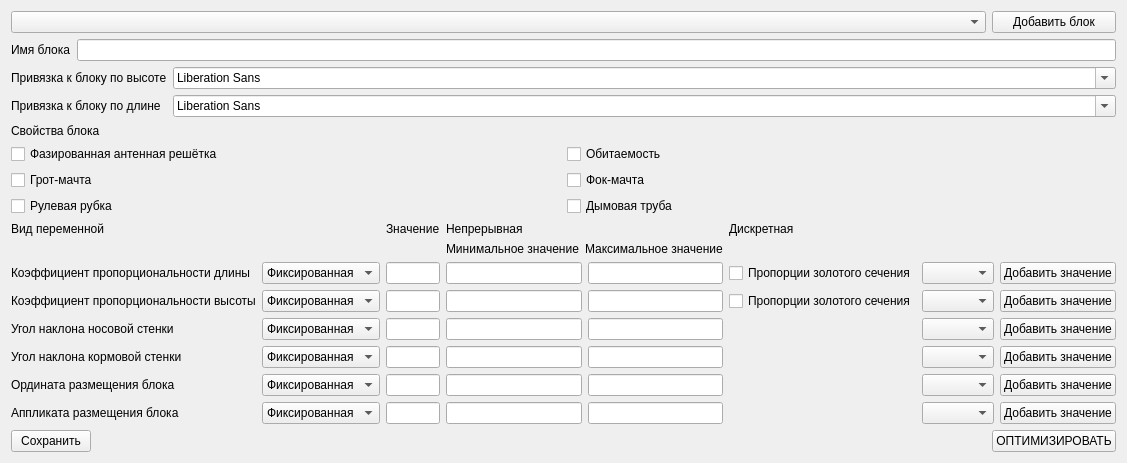
Qt form gui_for_create_secad/enteringblocks.ui (baseoleph/secad) before a commit.
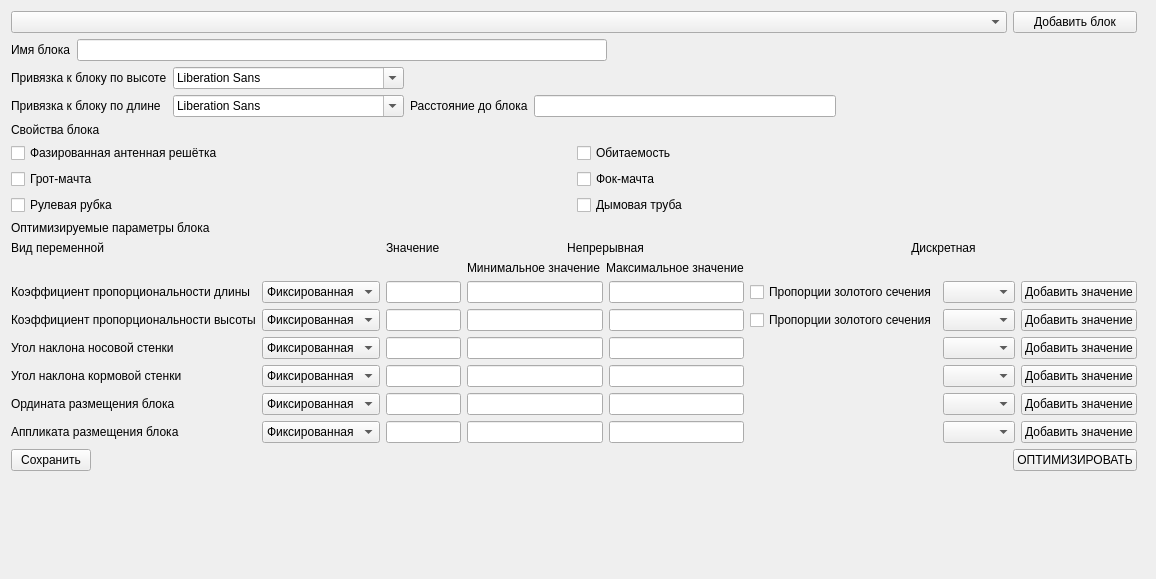
The same form after that commit.

The edit to the form file:
```diff
--- a/gui_for_create_secad/enteringblocks.ui
+++ b/gui_for_create_secad/enteringblocks.ui
@@ -6,16 +6,97 @@
    <rect>
     <x>0</x>
     <y>0</y>
-    <width>1110</width>
-    <height>463</height>
+    <width>1156</width>
+    <height>579</height>
    </rect>
   </property>
   <property name="windowTitle">
    <string>Form</string>
   </property>
   <layout class="QGridLayout" name="gridLayout">
+   <item row="8" column="1">
+    <spacer name="verticalSpacer">
+     <property name="orientation">
+      <enum>Qt::Vertical</enum>
+     </property>
+     <property name="sizeHint" stdset="0">
+      <size>
+       <width>20</width>
+       <height>40</height>
+      </size>
+     </property>
+    </spacer>
+   </item>
+   <item row="7" column="1">
+    <spacer name="horizontalSpacer">
+     <property name="orientation">
+      <enum>Qt::Horizontal</enum>
+     </property>
+     <property name="sizeHint" stdset="0">
+      <size>
+       <width>40</width>
+       <height>20</height>
+      </size>
+     </property>
+    </spacer>
+   </item>
+   <item row="0" column="3">
+    <spacer name="horizontalSpacer_3">
+     <property name="orientation">
+      <enum>Qt::Horizontal</enum>
+     </property>
+     <property name="sizeHint" stdset="0">
+      <size>
+       <width>40</width>
+       <height>20</height>
+      </size>
+     </property>
+    </spacer>
+   </item>
+   <item row="7" column="2">
+    <widget class="QPushButton" name="pushButton_2">
+     <property name="sizePolicy">
+      <sizepolicy hsizetype="Minimum" vsizetype="Fixed">
+       <horstretch>0</horstretch>
+       <verstretch>0</verstretch>
+      </sizepolicy>
+     </property>
+     <property name="text">
+      <string>ОПТИМИЗИРОВАТЬ</string>
+     </property>
+     <property name="checkable">
+      <bool>false</bool>
+     </property>
+    </widget>
+   </item>
+   <item row="0" column="2">
+    <widget class="QPushButton" name="pushButton">
+     <property name="sizePolicy">
+      <sizepolicy hsizetype="Preferred" vsizetype="Fixed">
+       <horstretch>0</horstretch>
+       <verstretch>0</verstretch>
+      </sizepolicy>
+     </property>
+     <property name="text">
+      <string>Добавить блок</string>
+     </property>
+    </widget>
+   </item>
+   <item row="0" column="0" colspan="2">
+    <widget class="QComboBox" name="comboBox_13">
+     <property name="sizePolicy">
+      <sizepolicy hsizetype="Preferred" vsizetype="Preferred">
+       <horstretch>0</horstretch>
+       <verstretch>0</verstretch>
+      </sizepolicy>
+     </property>
+    </widget>
+   </item>
    <item row="2" column="0" colspan="3">
-    <layout class="QFormLayout" name="formLayout_2">
+    <layout class="QGridLayout" name="gridLayout_4">
+     <item row="1" column="1">
+      <widget class="QFontComboBox" name="fontComboBox_3"/>
+     </item>
      <item row="0" column="0">
       <widget class="QLabel" name="label_9">
        <property name="text">
@@ -23,22 +104,42 @@
        </property>
       </widget>
      </item>
-     <item row="1" column="0">
-      <widget class="QLabel" name="label_10">
+     <item row="1" column="2">
+      <widget class="QLabel" name="label_15">
        <property name="text">
-        <string>Привязка к блоку по длине</string>
+        <string>Расстояние до блока</string>
        </property>
       </widget>
      </item>
      <item row="0" column="1">
       <widget class="QFontComboBox" name="fontComboBox_2"/>
      </item>
-     <item row="1" column="1">
-      <widget class="QFontComboBox" name="fontComboBox_3"/>
+     <item row="1" column="0">
+      <widget class="QLabel" name="label_10">
+       <property name="text">
+        <string>Привязка к блоку по длине</string>
+       </property>
+      </widget>
+     </item>
+     <item row="1" column="3">
+      <widget class="QLineEdit" name="lineEdit_20"/>
+     </item>
+     <item row="1" column="4">
+      <spacer name="horizontalSpacer_2">
+       <property name="orientation">
+        <enum>Qt::Horizontal</enum>
+       </property>
+       <property name="sizeHint" stdset="0">
+        <size>
+         <width>40</width>
+         <height>20</height>
+        </size>
+       </property>
+      </spacer>
      </item>
     </layout>
    </item>
-   <item row="4" column="0" colspan="3">
+   <item row="6" column="0" colspan="3">
     <layout class="QGridLayout" name="gridLayout_5">
      <item row="4" column="0">
       <layout class="QGridLayout" name="gridLayout_3">
@@ -205,6 +306,9 @@
        <property name="text">
         <string>Дискретная</string>
        </property>
+       <property name="alignment">
+        <set>Qt::AlignCenter</set>
+       </property>
       </widget>
      </item>
      <item row="1" column="0">
@@ -288,6 +392,12 @@
        <property name="text">
         <string>Непрерывная</string>
        </property>
+       <property name="scaledContents">
+        <bool>false</bool>
+       </property>
+       <property name="alignment">
+        <set>Qt::AlignCenter</set>
+       </property>
       </widget>
      </item>
      <item row="4" column="3">
@@ -395,20 +505,20 @@
      </item>
     </layout>
    </item>
-   <item row="0" column="2">
-    <widget class="QPushButton" name="pushButton">
+   <item row="7" column="0">
+    <widget class="QPushButton" name="pushButton_9">
      <property name="sizePolicy">
-      <sizepolicy hsizetype="Preferred" vsizetype="Fixed">
+      <sizepolicy hsizetype="Fixed" vsizetype="Fixed">
        <horstretch>0</horstretch>
        <verstretch>0</verstretch>
       </sizepolicy>
      </property>
      <property name="text">
-      <string>Добавить блок</string>
+      <string>Сохранить</string>
      </property>
     </widget>
    </item>
-   <item row="3" column="0" colspan="3">
+   <item row="4" column="0" colspan="3">
     <layout class="QGridLayout" name="gridLayout_2">
      <item row="1" column="1">
       <widget class="QCheckBox" name="checkBox">
@@ -431,13 +541,6 @@
        </property>
       </widget>
      </item>
-     <item row="0" column="0">
-      <widget class="QLabel" name="label_8">
-       <property name="text">
-        <string>Свойства блока</string>
-       </property>
-      </widget>
-     </item>
      <item row="1" column="0">
       <widget class="QCheckBox" name="checkBox_2">
        <property name="text">
@@ -461,48 +564,6 @@
      </item>
     </layout>
    </item>
-   <item row="5" column="2">
-    <widget class="QPushButton" name="pushButton_2">
-     <property name="sizePolicy">
-      <sizepolicy hsizetype="Minimum" vsizetype="Fixed">
-       <horstretch>0</horstretch>
-       <verstretch>0</verstretch>
-      </sizepolicy>
-     </property>
-     <property name="text">
-      <string>ОПТИМИЗИРОВАТЬ</string>
-     </property>
-     <property name="checkable">
-      <bool>false</bool>
-     </property>
-    </widget>
-   </item>
-   <item row="5" column="1">
-    <spacer name="horizontalSpacer">
-     <property name="orientation">
-      <enum>Qt::Horizontal</enum>
-     </property>
-     <property name="sizeHint" stdset="0">
-      <size>
-       <width>40</width>
-       <height>20</height>
-      </size>
-     </property>
-    </spacer>
-   </item>
-   <item row="5" column="0">
-    <widget class="QPushButton" name="pushButton_9">
-     <property name="sizePolicy">
-      <sizepolicy hsizetype="Fixed" vsizetype="Fixed">
-       <horstretch>0</horstretch>
-       <verstretch>0</verstretch>
-      </sizepolicy>
-     </property>
-     <property name="text">
-      <string>Сохранить</string>
-     </property>
-    </widget>
-   </item>
    <item row="1" column="0" colspan="3">
     <layout class="QHBoxLayout" name="horizontalLayout">
      <item>
@@ -513,17 +574,41 @@
       </widget>
      </item>
      <item>
-      <widget class="QLineEdit" name="lineEdit_19"/>
+      <widget class="QLineEdit" name="lineEdit_19">
+       <property name="minimumSize">
+        <size>
+         <width>100</width>
+         <height>0</height>
+        </size>
+       </property>
+      </widget>
+     </item>
+     <item>
+      <spacer name="horizontalSpacer_4">
+       <property name="orientation">
+        <enum>Qt::Horizontal</enum>
+       </property>
+       <property name="sizeHint" stdset="0">
+        <size>
+         <width>40</width>
+         <height>20</height>
+        </size>
+       </property>
+      </spacer>
      </item>
     </layout>
    </item>
-   <item row="0" column="0" colspan="2">
-    <widget class="QComboBox" name="comboBox_13">
-     <property name="sizePolicy">
-      <sizepolicy hsizetype="Preferred" vsizetype="Preferred">
-       <horstretch>0</horstretch>
-       <verstretch>0</verstretch>
-      </sizepolicy>
+   <item row="5" column="0">
+    <widget class="QLabel" name="label_18">
+     <property name="text">
+      <string>Оптимизируемые параметры блока</string>
+     </property>
+    </widget>
+   </item>
+   <item row="3" column="0">
+    <widget class="QLabel" name="label_8">
+     <property name="text">
+      <string>Свойства блока</string>
      </property>
     </widget>
    </item>
```
